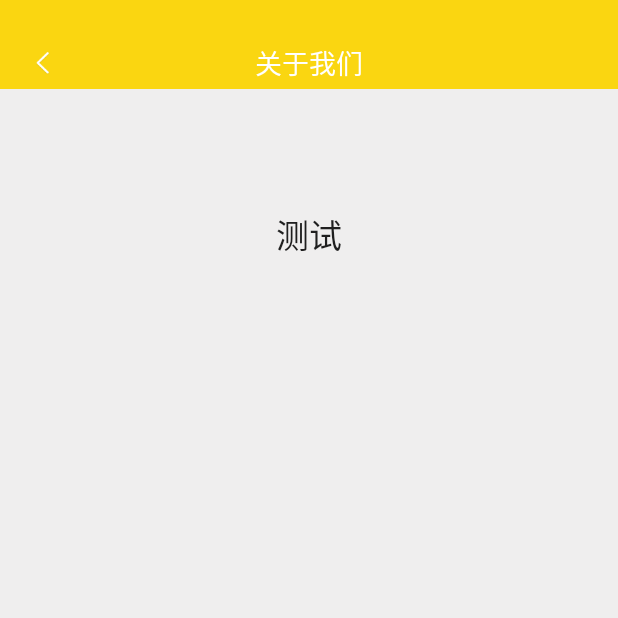
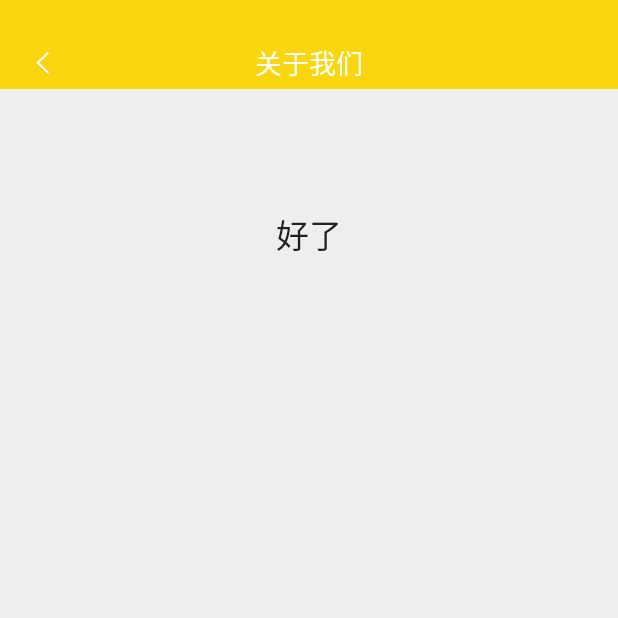
Before and after one commit to sujianqingfeng/androidstudio_cake, an Android app: the AboutUsActivity screen opened directly, with no data from a screen before it, on a phone screen of 412 x 824 dp, the top half of it. Run offline under Robolectric (Android 15) with nearby library versions, the phone set to English and light mode, and no system bars; our stand-ins replace CircleImageView.

Commit message:
git 测试

```diff
--- a/finalAndroid/src/main/res/layout/activity_about_us.xml
+++ b/finalAndroid/src/main/res/layout/activity_about_us.xml
@@ -15,7 +15,7 @@
         android:layout_marginTop="80dp"
         android:layout_height="wrap_content"
         android:textAppearance="?android:attr/textAppearanceLarge"
-        android:text="测试"
+        android:text="好了"
         android:id="@+id/textView2"
         android:layout_gravity="center_horizontal" />
 
```
